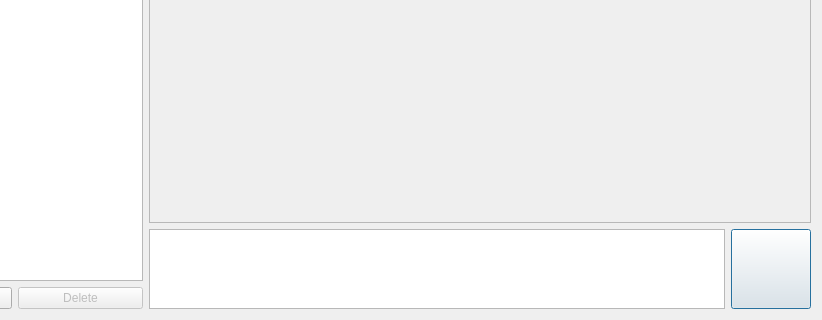
First picture: the form in GUI_UIs/ui_ai_chat.ui, repository ccbogel/QualCoder, before the edit; both pictures show x 124 to 946 and y 259 to 579 of the 946 by 579 pixel window.
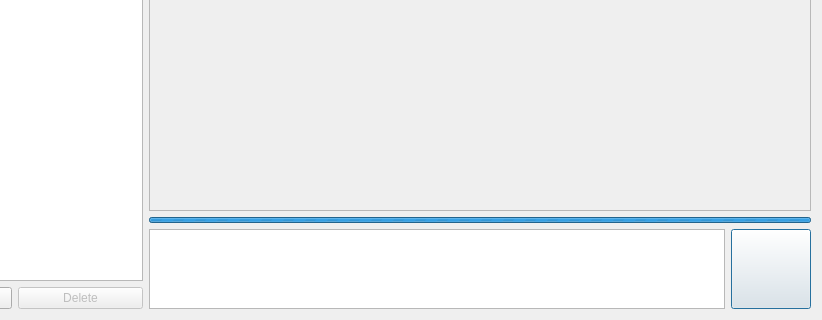
Second picture: the form after the edit.

What changed in the file:
```diff
--- a/GUI_UIs/ui_ai_chat.ui
+++ b/GUI_UIs/ui_ai_chat.ui
@@ -52,7 +52,7 @@
            <x>0</x>
            <y>0</y>
            <width>664</width>
-           <height>473</height>
+           <height>461</height>
           </rect>
          </property>
          <layout class="QVBoxLayout" name="verticalLayout">
@@ -115,7 +115,7 @@
         </widget>
        </widget>
       </item>
-      <item row="1" column="0">
+      <item row="2" column="0">
        <widget class="QPlainTextEdit" name="plainTextEdit_question">
         <property name="sizePolicy">
          <sizepolicy hsizetype="Expanding" vsizetype="Fixed">
@@ -137,7 +137,7 @@
         </property>
        </widget>
       </item>
-      <item row="1" column="1">
+      <item row="2" column="1">
        <widget class="QPushButton" name="pushButton_question">
         <property name="sizePolicy">
          <sizepolicy hsizetype="Fixed" vsizetype="Preferred">
@@ -179,6 +179,31 @@
         </property>
        </widget>
       </item>
+      <item row="1" column="0" colspan="2">
+       <widget class="QProgressBar" name="progressBar_ai">
+        <property name="minimumSize">
+         <size>
+          <width>0</width>
+          <height>6</height>
+         </size>
+        </property>
+        <property name="maximumSize">
+         <size>
+          <width>16777215</width>
+          <height>6</height>
+         </size>
+        </property>
+        <property name="maximum">
+         <number>0</number>
+        </property>
+        <property name="value">
+         <number>-1</number>
+        </property>
+        <property name="textVisible">
+         <bool>false</bool>
+        </property>
+       </widget>
+      </item>
      </layout>
     </widget>
    </item>
```
